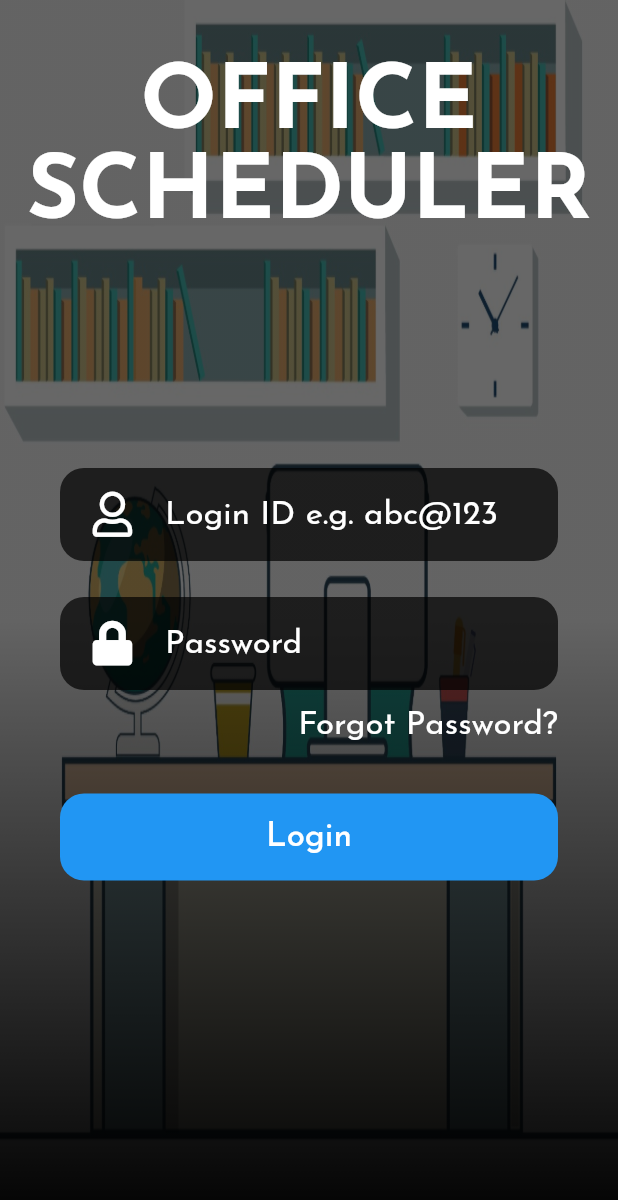
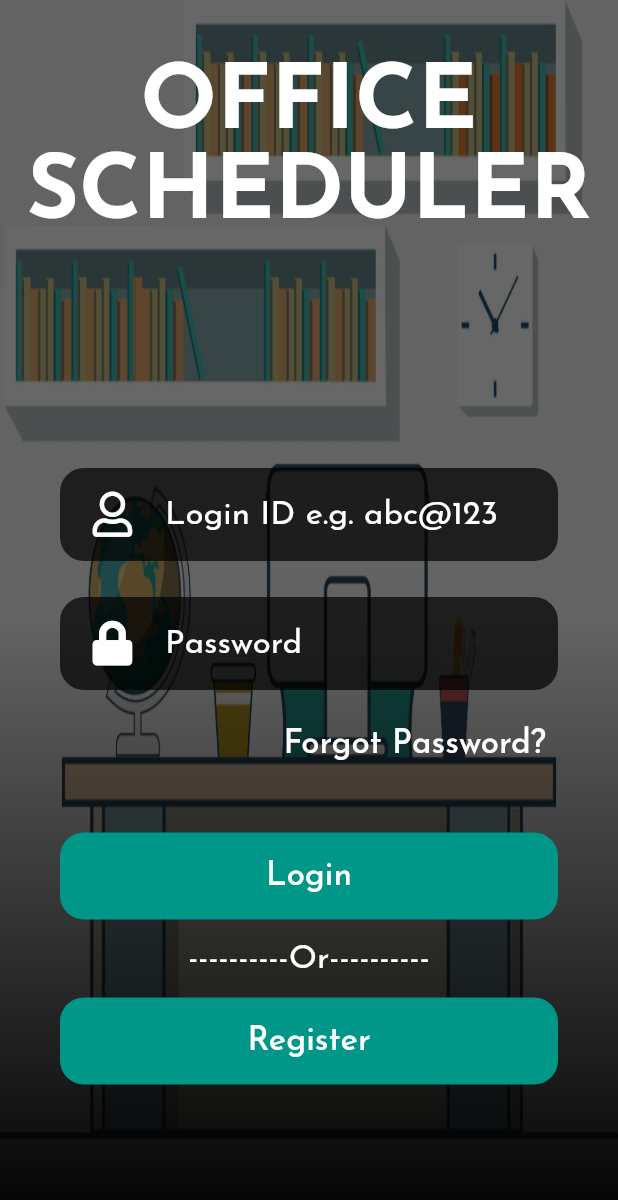
Before and after one commit to vaishnavikpatil/office_schedular, a Flutter app: the LoginPage screen opened directly, on a phone screen of 412 x 824 dp. Shown: the top 1200 px of the screen. Run offline on Flutter 3.47's test engine with Material 2 defaults, Android fonts, the phone set to English and light mode, and no system bars; our stand-ins replace firebase_core, font_awesome_flutter, google_fonts, table_calendar; accounts and stored records are empty.

Commit message:
this is my Sixth commit

```diff
--- a/lib/app_screens/login_screen.dart
+++ b/lib/app_screens/login_screen.dart
@@ -1,6 +1,7 @@
 import 'package:flutter/cupertino.dart';
 import 'package:flutter/material.dart';
 import 'package:font_awesome_flutter/font_awesome_flutter.dart';
+import 'package:office_schedular/app_screens/register_screen.dart';
 import 'package:office_schedular/palatte.dart';
 import '../widgets/widgets.dart';
 
@@ -13,7 +14,7 @@ class LoginPage extends StatelessWidget {
         Scaffold(
            backgroundColor: Colors.transparent,
             body: SafeArea(
-              child: Column(
+              child: ListView(
                 children: [
                   Container(
                     height: 200,
@@ -36,6 +37,7 @@ class LoginPage extends StatelessWidget {
                           crossAxisAlignment: CrossAxisAlignment.end,
                           children: [
                             TextInput(
+
                               icon: FontAwesomeIcons.user,
                               hint: 'Login e.g. abc@123',
                               inputType: TextInputType.emailAddress,
@@ -47,10 +49,14 @@ class LoginPage extends StatelessWidget {
                               inputType: TextInputType.visiblePassword,
                               inputAction: TextInputAction.done,
                             ),
-                            Text(
+
+                            TextButton(
+                              onPressed: () {} ,
+                              child: Text(
                                 'Forgot Password?',
                                 style: kBodyText,
 
+                              ),
                             ),
                           ],
                         ),
@@ -59,24 +65,40 @@ class LoginPage extends StatelessWidget {
                             SizedBox(
                               height: 35,
                             ),
+                            LoginButton(
+                              buttonText: 'Login',
+                            ),
+                            SizedBox(
+                              height: 15,
+                            ),
+                            Container(
+                              child: Text(
+                                '----------Or----------',
+                                style: kBodyText,
+                              ),
+                            ),
+                            SizedBox(height: 15,),
                             Container(
                               width: double.infinity,
                               decoration: BoxDecoration(
-                                color: Colors.blue,
+                                color: Colors.teal,
                               borderRadius: BorderRadius.circular(16),
                               ),
                               child: TextButton(
-                                onPressed: () {},
+                                onPressed: () {
+                                  Navigator.push(context, MaterialPageRoute(builder: (BuildContext context) => Register()));
+                                },
                                   child: Padding(
                                     padding: const EdgeInsets.symmetric(
                                         vertical: 10.0),
                                     child: Text(
-                                    'Login',
+                                  'Register',
                                    style: kBodyText,
-                                  ),
+
                               ),
 
-                              ),
+                               )
+                              )
                             )
                           ],
                         )
@@ -87,6 +109,7 @@ class LoginPage extends StatelessWidget {
               ),
             ),
           ),
+
       ],
     );
   }
--- a/lib/app_screens/register_screen.dart
+++ b/lib/app_screens/register_screen.dart
@@ -1,4 +1,5 @@
 import 'package:flutter/material.dart';
+import 'package:office_schedular/app_screens/home_screen.dart';
 import 'package:office_schedular/palatte.dart';
 import 'package:office_schedular/widgets/background-image.dart';
 
@@ -137,6 +138,7 @@ class  RegisterState extends State<Register>{
                               child: ElevatedButton(
                                 child: Text('Register'),
                                 onPressed:(){
+                                  Navigator.push(context, MaterialPageRoute(builder: (BuildContext context) => Home()));
                                 },
                               ),
 
--- a/lib/main.dart
+++ b/lib/main.dart
@@ -3,13 +3,14 @@ import 'package:flutter/material.dart';
 import 'package:firebase_core/firebase_core.dart';
 import 'package:office_schedular/app_screens/calendar_screen.dart';
 import 'package:google_fonts/google_fonts.dart' show GoogleFonts;
+import 'package:office_schedular/app_screens/login_screen.dart';
 void main()
 async{
   WidgetsFlutterBinding.ensureInitialized();
   runApp(
       MaterialApp(
         debugShowCheckedModeBanner: false,
-        home: App(),
+        home: LoginPage(),
         theme: ThemeData(
           textTheme:
           GoogleFonts.josefinSansTextTheme(),
--- /dev/null
+++ b/lib/widgets/Login-Button.dart
@@ -0,0 +1,39 @@
+import 'package:flutter/material.dart';
+import 'package:office_schedular/app_screens/home_screen.dart';
+import 'package:office_schedular/palatte.dart';
+
+class LoginButton extends StatelessWidget {
+  const LoginButton({
+    Key? key, required this.buttonText,
+  }) : super(key: key);
+  final String buttonText;
+
+
+
+
+  @override
+  Widget build(BuildContext context) {
+    return Container(
+      width: double.infinity,
+      decoration: BoxDecoration(
+        color: Colors.teal,
+        borderRadius: BorderRadius.circular(16),
+      ),
+      child: TextButton(
+        onPressed: () { Navigator.push(
+          context,
+          MaterialPageRoute(builder: (context) => Home()),
+        );},
+        child: Padding(
+          padding: const EdgeInsets.symmetric(
+              vertical: 10.0),
+          child: Text(
+            buttonText,
+            style: kBodyText,
+          ),
+        ),
+
+      ),
+    );
+  }
+}
--- a/lib/widgets/password-input.dart
+++ b/lib/widgets/password-input.dart
@@ -2,6 +2,7 @@ import 'package:flutter/cupertino.dart';
 import 'package:flutter/material.dart';
 
 import '../palatte.dart';
+TextEditingController passwordController = TextEditingController();
 
 class PasswordInput extends StatelessWidget {
   const PasswordInput({
@@ -24,6 +25,7 @@ class PasswordInput extends StatelessWidget {
           borderRadius: BorderRadius.circular(16),
         ),
         child: TextField(
+          controller: passwordController,
           decoration: InputDecoration(
               contentPadding: const EdgeInsets.symmetric(vertical: 20),
               border: InputBorder.none,
--- a/lib/widgets/text-input.dart
+++ b/lib/widgets/text-input.dart
@@ -3,14 +3,17 @@ import 'package:flutter/material.dart';
 import 'package:font_awesome_flutter/font_awesome_flutter.dart';
 
 import '../palatte.dart';
+TextEditingController loginController = TextEditingController();
 
-class TextInput extends StatelessWidget {
+class TextInput extends StatelessWidget
+{
   const TextInput({
     Key? key,
     required this.icon,
     required this.hint,
     required this.inputType,
     required this.inputAction,
+
   }) : super(key: key);
   final IconData icon;
   final String hint;
@@ -25,6 +28,7 @@ class TextInput extends StatelessWidget {
           borderRadius: BorderRadius.circular(16),
         ),
         child: TextField(
+          controller: loginController,
           decoration: InputDecoration(
               contentPadding: const EdgeInsets.symmetric(vertical: 20),
               border: InputBorder.none,
--- a/lib/widgets/widgets.dart
+++ b/lib/widgets/widgets.dart
@@ -1,3 +1,4 @@
 export 'background-image.dart';
 export 'text-input.dart';
 export 'password-input.dart';
+export 'Login-Button.dart';
--- a/pubspec.yaml
+++ b/pubspec.yaml
@@ -23,6 +23,8 @@ environment:
 dependencies:
   flutter:
     sdk: flutter
+
+  firebase_analytics: ^8.3.3
 
 
 
```
Also changed, not shown: pubspec.lock. Lines whose indentation alone changed are shown as unchanged.
